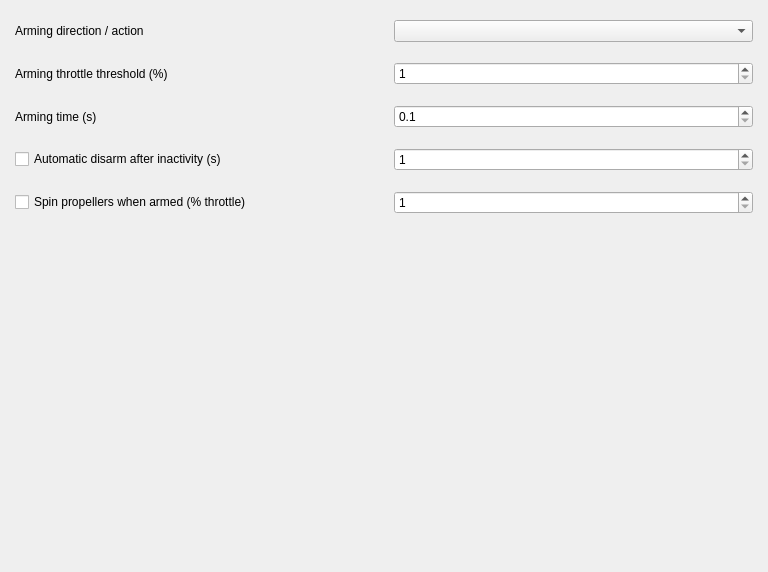
First picture: the form in ui_arming.ui, repository korken89/kfly_gui, before the edit.
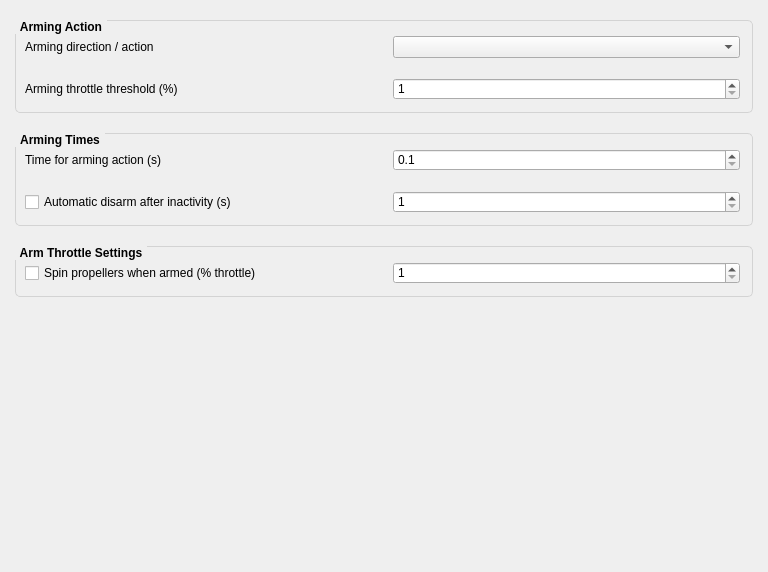
Second picture: the form after the edit.

Commit message: Updated arming pane

```diff
--- a/ui_arming.ui
+++ b/ui_arming.ui
@@ -27,6 +27,43 @@
     <number>15</number>
    </property>
    <item>
+    <widget class="QGroupBox" name="groupBox">
+     <property name="font">
+      <font>
+       <weight>75</weight>
+       <bold>true</bold>
+      </font>
+     </property>
+     <property name="styleSheet">
+      <string notr="true">QGroupBox { 
+  border: 1px solid lightgray; 
+  border-radius: 5px;
+  margin-top: 1ex;
+}
+
+QGroupBox::title {
+    subcontrol-origin: margin;
+    subcontrol-position: top left;
+    padding: 0 3px;
+}</string>
+     </property>
+     <property name="title">
+      <string>Arming Action</string>
+     </property>
+     <layout class="QVBoxLayout" name="verticalLayout_2">
+      <property name="spacing">
+       <number>20</number>
+      </property>
+      <property name="topMargin">
+       <number>15</number>
+      </property>
+      <property name="rightMargin">
+       <number>12</number>
+      </property>
+      <property name="bottomMargin">
+       <number>12</number>
+      </property>
+      <item>
     <layout class="QHBoxLayout" name="horizontalLayout_5">
      <item>
       <widget class="QLabel" name="label_3">
@@ -61,12 +98,55 @@
      </item>
     </layout>
    </item>
+     </layout>
+     <zorder></zorder>
+     <zorder></zorder>
+     <zorder></zorder>
+    </widget>
+   </item>
+   <item>
+    <widget class="QGroupBox" name="groupBox_2">
+     <property name="font">
+      <font>
+       <weight>75</weight>
+       <bold>true</bold>
+      </font>
+     </property>
+     <property name="styleSheet">
+      <string notr="true">QGroupBox { 
+  border: 1px solid lightgray; 
+  border-radius: 5px;
+  margin-top: 1ex;
+}
+
+QGroupBox::title {
+    subcontrol-origin: margin;
+    subcontrol-position: top left;
+    padding: 0 3px;
+}</string>
+     </property>
+     <property name="title">
+      <string>Arming Times</string>
+     </property>
+     <layout class="QVBoxLayout" name="verticalLayout_3">
+      <property name="spacing">
+       <number>20</number>
+      </property>
+      <property name="topMargin">
+       <number>15</number>
+      </property>
+      <property name="rightMargin">
+       <number>12</number>
+      </property>
+      <property name="bottomMargin">
+       <number>12</number>
+      </property>
    <item>
     <layout class="QHBoxLayout" name="horizontalLayout_4">
      <item>
       <widget class="QLabel" name="label">
        <property name="text">
-        <string>Arming time (s)</string>
+           <string>Time for arming action (s)</string>
        </property>
       </widget>
      </item>
@@ -109,6 +189,49 @@
      </item>
     </layout>
    </item>
+     </layout>
+     <zorder>label</zorder>
+     <zorder></zorder>
+     <zorder></zorder>
+    </widget>
+   </item>
+   <item>
+    <widget class="QGroupBox" name="groupBox_3">
+     <property name="font">
+      <font>
+       <weight>75</weight>
+       <bold>true</bold>
+      </font>
+     </property>
+     <property name="styleSheet">
+      <string notr="true">QGroupBox { 
+  border: 1px solid lightgray; 
+  border-radius: 5px;
+  margin-top: 1ex;
+}
+
+QGroupBox::title {
+    subcontrol-origin: margin;
+    subcontrol-position: top left;
+    padding: 0 3px;
+}</string>
+     </property>
+     <property name="title">
+      <string>Arm Throttle Settings</string>
+     </property>
+     <layout class="QVBoxLayout" name="verticalLayout_4">
+      <property name="spacing">
+       <number>20</number>
+      </property>
+      <property name="topMargin">
+       <number>15</number>
+      </property>
+      <property name="rightMargin">
+       <number>12</number>
+      </property>
+      <property name="bottomMargin">
+       <number>12</number>
+      </property>
    <item>
     <layout class="QHBoxLayout" name="horizontalLayout">
      <item>
@@ -135,6 +258,9 @@
       </widget>
      </item>
     </layout>
+      </item>
+     </layout>
+    </widget>
    </item>
    <item>
     <spacer name="verticalSpacer">
```
Lines whose indentation alone changed are shown as unchanged.
